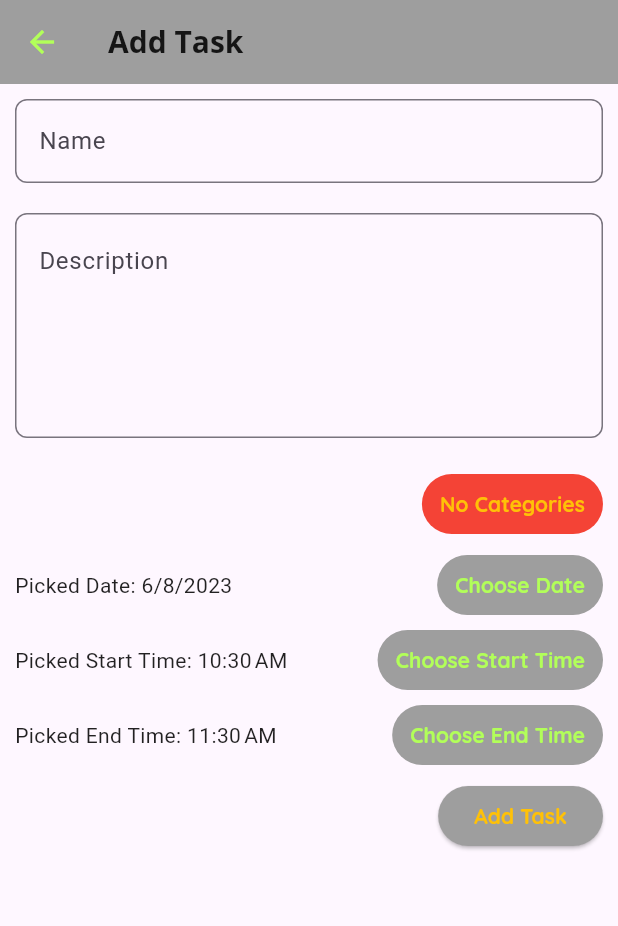
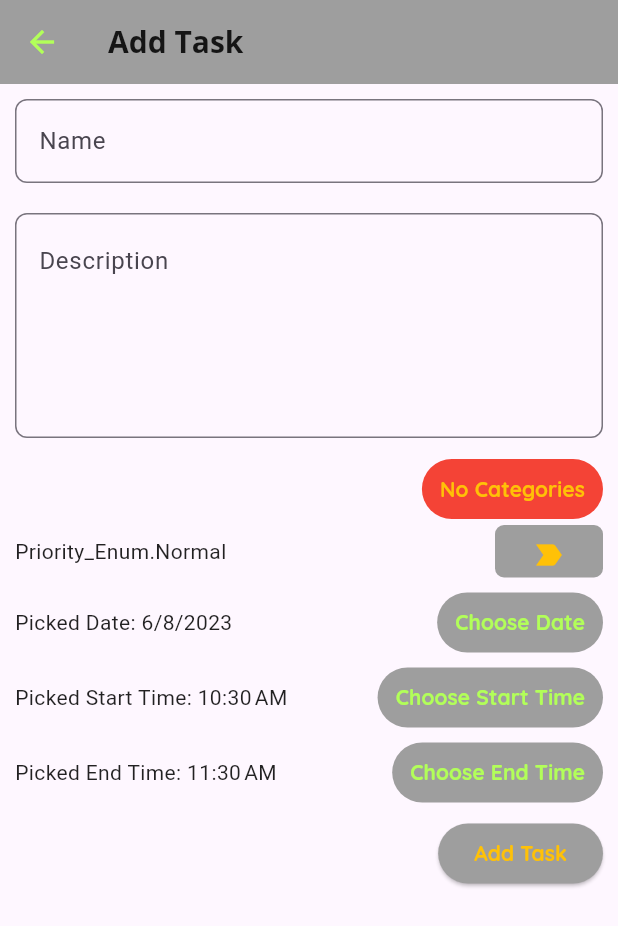
Before and after one commit to HombreOso/first_flutter_project, a Flutter app: the AddTaskScreen screen opened by its route, on a phone screen of 412 x 824 dp. Shown: the top 926 px of the screen. Run offline on Flutter 3.47's test engine with Material 2 defaults, Android fonts, the phone set to English and light mode, and no system bars; our stand-ins replace cloud_firestore, dropdown_button2, firebase_auth, firebase_core, image_picker, pie_chart and 1 more; accounts and stored records are empty; network calls fail.

Commit message:
dropdown button for priority

```diff
--- a/lib/models/priority_enum.dart
+++ b/lib/models/priority_enum.dart
@@ -1,4 +1,4 @@
-enum Priority {
+enum Priority_Enum {
   VeryImportant,
   Important,
   Normal,
--- a/lib/screens/add_new_task_screen.dart
+++ b/lib/screens/add_new_task_screen.dart
@@ -35,7 +35,7 @@ class _AddTaskScreenState extends State<AddTaskScreen> {
     DateTime tskStartDatetimeAsIs,
     DateTime tskEndDatetimeAsIs,
     bool? tskIsCanceled,
-    Priority? tskPriority,
+    Priority_Enum? tskPriority,
     String? tskDescription,
     String? tskUid,
     String? tskId,
--- a/lib/screens/calendar_view.dart
+++ b/lib/screens/calendar_view.dart
@@ -149,7 +149,7 @@ class _CalendarScreenState extends State<CalendarScreen> {
     DateTime tskStartDatetimeAsIs,
     DateTime tskEndDatetimeAsIs,
     bool tskIsCanceled,
-    Priority tskPriority,
+    Priority_Enum tskPriority,
     String tskDescription,
     String tskUid,
     String tskId,
--- /dev/null
+++ b/lib/widgets/dropdownPriority.dart
@@ -0,0 +1,86 @@
+import 'package:firebase_auth/firebase_auth.dart';
+import 'package:flutter/material.dart';
+
+import 'package:flutter_complete_guide/models/priority_enum.dart';
+
+class DropdownButtonPriority extends StatefulWidget {
+  final Function(Priority_Enum) onChangedDDL;
+  final BuildContext ctx;
+
+  DropdownButtonPriority({
+    required this.onChangedDDL,
+    required this.ctx,
+  });
+
+  @override
+  State<DropdownButtonPriority> createState() =>
+      _DropdownButtonPriorityState(onChangedDDL: onChangedDDL);
+}
+
+class _DropdownButtonPriorityState extends State<DropdownButtonPriority> {
+  Priority_Enum dropdownValue = Priority_Enum.Normal;
+  // ignore: todo
+  // TODO screen where this categories can be specified by user
+  Function(Priority_Enum) onChangedDDL;
+
+  _DropdownButtonPriorityState({
+    required this.onChangedDDL,
+  });
+
+  @override
+  Widget build(BuildContext context) {
+    String uid = FirebaseAuth.instance.currentUser!.uid.toString();
+    print("uid dropdown $uid");
+    return Theme(
+        data: Theme.of(context),
+        child: Container(
+          child: Row(
+            children: [
+              Expanded(
+                child: Text('$dropdownValue'),
+              ),
+              Container(
+                height: 35,
+                padding: EdgeInsets.symmetric(horizontal: 12, vertical: 0),
+                decoration: BoxDecoration(
+                  color: Theme.of(widget.ctx).canvasColor,
+                  borderRadius: BorderRadius.circular(6),
+                ),
+                child: PopupMenuButton<String>(
+                  tooltip: "category",
+                  icon: Icon(
+                    Icons.label_important,
+                  ),
+                  initialValue: dropdownValue.name,
+                  itemBuilder: (BuildContext context) {
+                    return Priority_Enum.values.map((Priority_Enum value) {
+                      return PopupMenuItem<String>(
+                        value: value.name,
+                        child: Text(
+                          value.name,
+                          style: TextStyle(
+                            color: Theme.of(context).canvasColor,
+                            fontFamily: 'OpenSans',
+                            fontWeight: FontWeight.bold,
+                          ),
+                        ),
+                      );
+                    }).toList();
+                  },
+                  onSelected: (String? value) {
+                    if (value != null) {
+                      setState(() {
+                        dropdownValue = Priority_Enum.values.firstWhere(
+                            (element) =>
+                                element.toString() == "Priority_Enum." + value);
+                      });
+                      onChangedDDL(dropdownValue);
+                    }
+                  },
+                ),
+              ),
+            ],
+          ),
+        ));
+  }
+}
--- a/lib/widgets/new_scheduled_task.dart
+++ b/lib/widgets/new_scheduled_task.dart
@@ -5,6 +5,7 @@ import 'package:intl/intl.dart' as intl_package;
 
 import '../models/priority_enum.dart';
 import 'dropdownExpenseCategories.dart';
+import 'dropdownPriority.dart';
 
 class NewScheduledTask extends StatefulWidget {
   final Function addTsk;
@@ -35,7 +36,7 @@ class _NewScheduledTaskState extends State<NewScheduledTask> {
   DateTime tskStartDatetimeAsIs = DateTime.timestamp();
   DateTime tskEndDatetimeAsIs = DateTime.timestamp().add(Duration(hours: 3));
   bool? tskIsCanceled;
-  Priority? tskPriority;
+  Priority_Enum? tskPriority;
   String? tskDescription;
   String? tskUid;
   String? tskId;
@@ -236,11 +237,17 @@ class _NewScheduledTaskState extends State<NewScheduledTask> {
                 );
               })),
               SizedBox(
-                height: 20,
+                height: 10,
               ),
               DropdownButtonExample(
                 onChangedDDL: (value) {
                   tskCategory = value;
+                },
+                ctx: context,
+              ),
+              DropdownButtonPriority(
+                onChangedDDL: (value) {
+                  tskPriority = value;
                 },
                 ctx: context,
               ),
```
